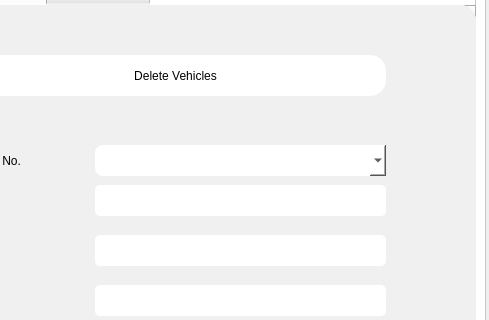
MunawarAliAraiz/Ambulance-Management-System, file AdminMenu.ui: the form before one commit; both pictures show x 425 to 914 and y 81 to 401 of the 914 by 576 pixel window.
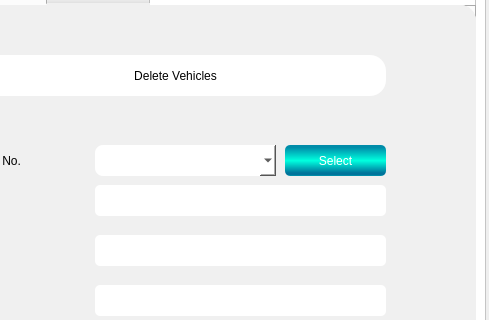
The form after the commit. The open tabs and pages were chosen to show the change.

What changed in the file:
```diff
--- a/AdminMenu.ui
+++ b/AdminMenu.ui
@@ -2372,7 +2372,7 @@
           <rect>
            <x>250</x>
            <y>140</y>
-           <width>291</width>
+           <width>181</width>
            <height>31</height>
           </rect>
          </property>
@@ -2382,6 +2382,25 @@
 border-radius:8px;</string>
          </property>
         </widget>
+        <widget class="QPushButton" name="pushButton_18">
+         <property name="geometry">
+          <rect>
+           <x>440</x>
+           <y>140</y>
+           <width>101</width>
+           <height>31</height>
+          </rect>
+         </property>
+         <property name="styleSheet">
+          <string notr="true">font: 75 18pt &quot;News706 BT&quot;;
+background-color: qlineargradient(spread:repeat, x1:1, y1:0, x2:1, y2:0.966, stop:0.0795455 rgba(0, 140, 169, 255), stop:0.522727 rgba(0, 255, 223, 255), stop:0.931818 rgba(0, 116, 155, 255));
+border-radius:5px;
+color: rgb(255, 255, 255);</string>
+         </property>
+         <property name="text">
+          <string>Select</string>
+         </property>
+        </widget>
        </widget>
       </widget>
       <widget class="QWidget" name="listVeh">
```
Left out of the diff: 25 changed lines with no effect on the pictures.
